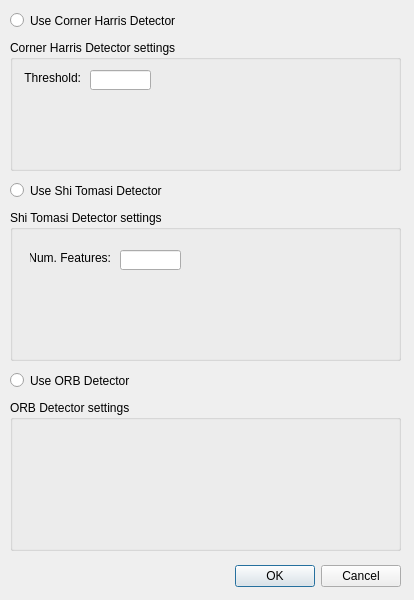
Cambloid/clockwise, file Source/UI/SettingsWindow/SettingsWindow.ui: the form before one commit.
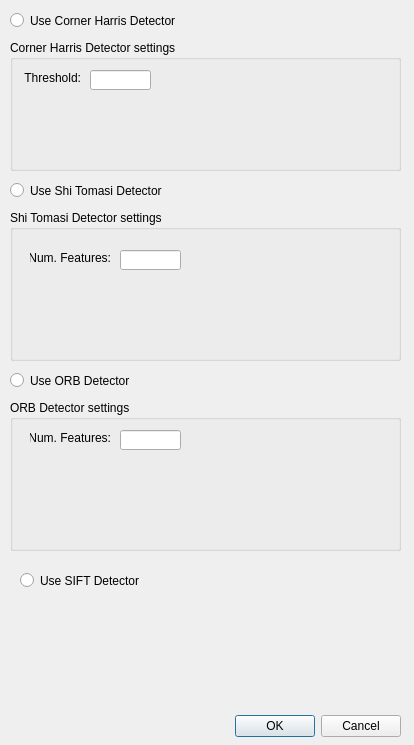
The form after the commit.

Commit message:
Implemented SIFT
Changed OpenCV Version from 3.4.3 to github master version (4)
Added OpenCV extra modules

What changed in the file:
```diff
--- a/Source/UI/SettingsWindow/SettingsWindow.ui
+++ b/Source/UI/SettingsWindow/SettingsWindow.ui
@@ -7,7 +7,7 @@
     <x>0</x>
     <y>0</y>
     <width>414</width>
-    <height>600</height>
+    <height>745</height>
    </rect>
   </property>
   <property name="windowTitle">
@@ -17,7 +17,7 @@
    <property name="geometry">
     <rect>
      <x>20</x>
-     <y>560</y>
+     <y>710</y>
      <width>381</width>
      <height>32</height>
     </rect>
@@ -157,6 +157,45 @@
    </property>
    <property name="title">
     <string>ORB Detector settings</string>
+   </property>
+   <widget class="QLabel" name="btnNumFeaturesORB">
+    <property name="geometry">
+     <rect>
+      <x>20</x>
+      <y>30</y>
+      <width>81</width>
+      <height>16</height>
+     </rect>
+    </property>
+    <property name="text">
+     <string>Num. Features:</string>
+    </property>
+    <property name="alignment">
+     <set>Qt::AlignRight|Qt::AlignTrailing|Qt::AlignVCenter</set>
+    </property>
+   </widget>
+   <widget class="QLineEdit" name="txtNumFeaturesORB">
+    <property name="geometry">
+     <rect>
+      <x>110</x>
+      <y>30</y>
+      <width>61</width>
+      <height>20</height>
+     </rect>
+    </property>
+   </widget>
+  </widget>
+  <widget class="QRadioButton" name="rdbSIFT">
+   <property name="geometry">
+    <rect>
+     <x>20</x>
+     <y>570</y>
+     <width>391</width>
+     <height>21</height>
+    </rect>
+   </property>
+   <property name="text">
+    <string>Use SIFT Detector</string>
    </property>
   </widget>
  </widget>
```
The commit also changes 10 other files.
